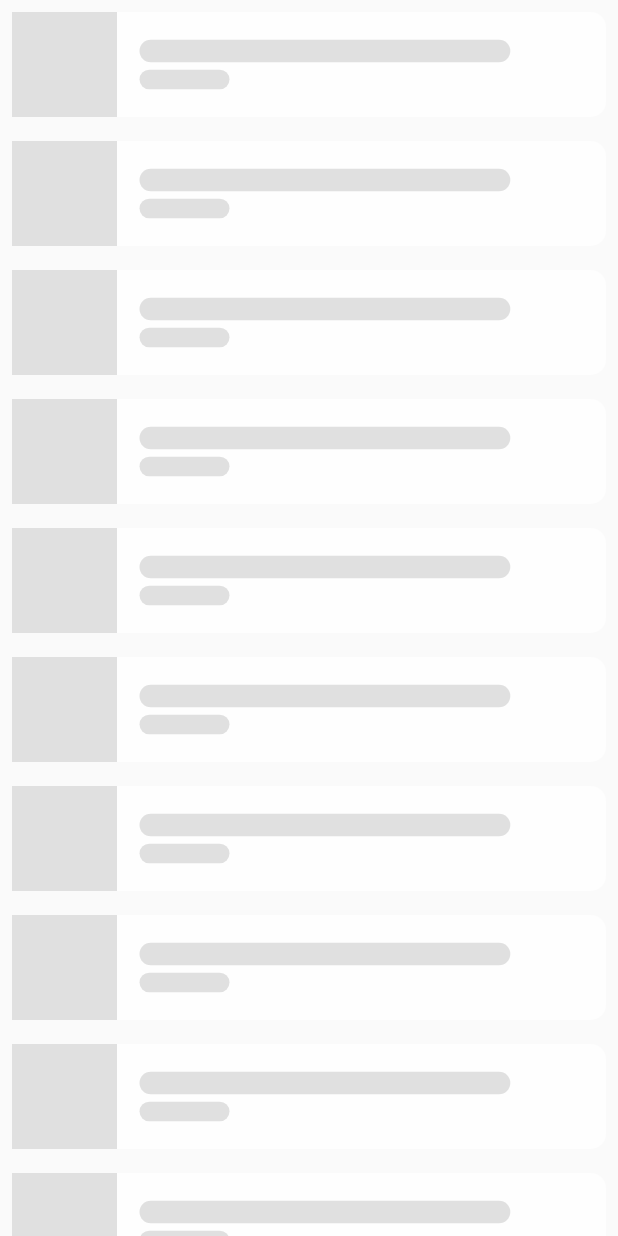
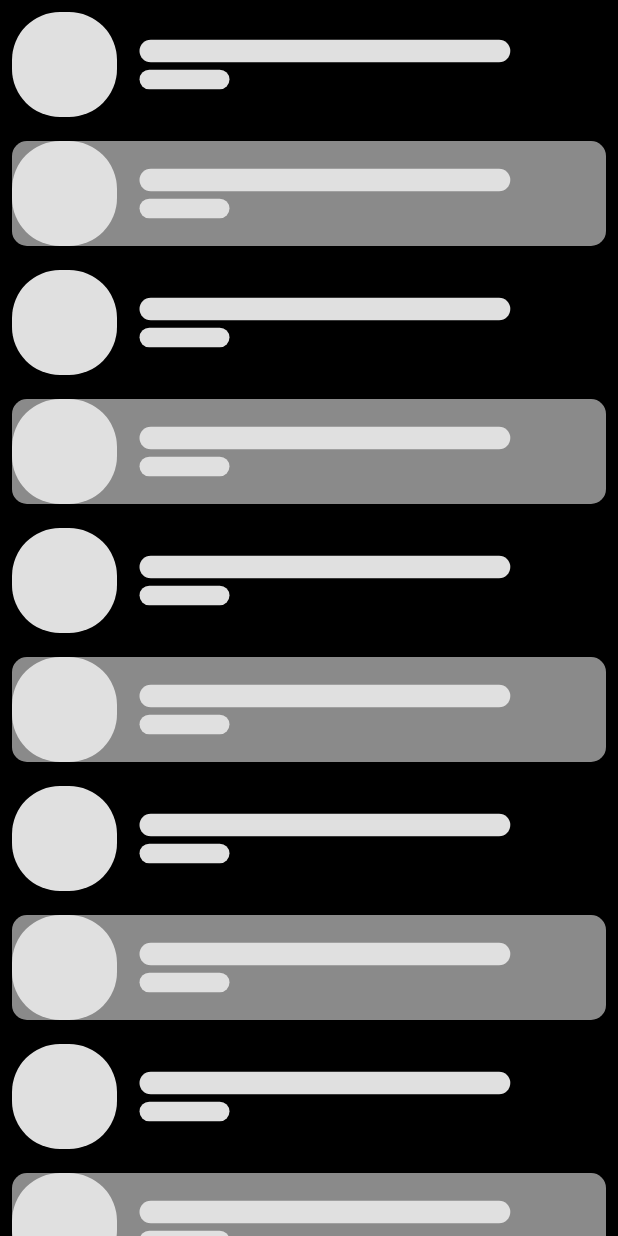
Before and after one commit to 101Loop/Skeleton-Text, a Flutter app: the screen it shows after launch, on a phone screen of 412 x 824 dp. Run offline on Flutter 3.47's test engine with Material 2 defaults, Android fonts, the phone set to English and light mode, and no system bars.

Commit message:
fix: borderRadius

```diff
--- a/example/lib/main.dart
+++ b/example/lib/main.dart
@@ -14,6 +14,7 @@ class MyApp extends StatelessWidget {
       ),
       debugShowCheckedModeBanner: false,
       home: Scaffold(
+        backgroundColor: Colors.black,
         body: ListView.builder(
             scrollDirection: Axis.vertical,
             physics: BouncingScrollPhysics(),
@@ -24,7 +25,7 @@ class MyApp extends StatelessWidget {
                 child: Container(
                   decoration: BoxDecoration(
                       borderRadius: BorderRadius.all(Radius.circular(10.0)),
-                      color: Colors.white70),
+                      color: index % 2 == 0 ? Colors.black : Colors.white54),
                   child: Container(
                     child: Row(
                       crossAxisAlignment: CrossAxisAlignment.center,
@@ -32,12 +33,15 @@ class MyApp extends StatelessWidget {
                       mainAxisAlignment: MainAxisAlignment.start,
                       children: <Widget>[
                         SkeletonAnimation(
+                          shimmerColor:
+                              index % 2 != 0 ? Colors.grey : Colors.white54,
+                          borderRadius: BorderRadius.circular(32),
                           child: Container(
                             width: 70.0,
                             height: 70.0,
                             decoration: BoxDecoration(
-                              color: Colors.grey[300],
-                            ),
+                                color: Colors.grey[300],
+                                borderRadius: BorderRadius.circular(32)),
                           ),
                         ),
                         Column(
@@ -49,6 +53,10 @@ class MyApp extends StatelessWidget {
                               padding: const EdgeInsets.only(
                                   left: 15.0, bottom: 5.0),
                               child: SkeletonAnimation(
+                                borderRadius: BorderRadius.circular(10.0),
+                                shimmerColor: index % 2 != 0
+                                    ? Colors.grey
+                                    : Colors.white54,
                                 child: Container(
                                   height: 15,
                                   width:
@@ -64,6 +72,10 @@ class MyApp extends StatelessWidget {
                               child: Padding(
                                 padding: const EdgeInsets.only(right: 5.0),
                                 child: SkeletonAnimation(
+                                  borderRadius: BorderRadius.circular(10.0),
+                                  shimmerColor: index % 2 != 0
+                                      ? Colors.grey
+                                      : Colors.white54,
                                   child: Container(
                                     width: 60,
                                     height: 13,
--- a/example/pubspec.yaml
+++ b/example/pubspec.yaml
@@ -1,4 +1,5 @@
 name: example
+publish_to: none
 description: An example for Skeleton Text package in Flutter
 
 version: 1.0.0+1
@@ -10,6 +11,7 @@ dependencies:
   flutter:
     sdk: flutter
   skeleton_text:
+    path: ..
   cupertino_icons: ^0.1.2
 
 dev_dependencies:
--- a/lib/skeleton_text.dart
+++ b/lib/skeleton_text.dart
@@ -12,12 +12,14 @@ class SkeletonAnimation extends StatefulWidget {
   final Color shimmerColor;
   final Color gradientColor;
   final Curve curve;
+  final BorderRadiusGeometry borderRadius;
 
   SkeletonAnimation(
       {@required this.child,
       this.shimmerColor = Colors.white54,
       this.gradientColor = const Color.fromARGB(0, 244, 244, 244),
       this.curve = Curves.fastOutSlowIn,
+      this.borderRadius = const BorderRadius.all(Radius.circular(0)),
       Key key})
       : super(key: key);
 
@@ -53,10 +55,11 @@ class _SkeletonAnimationState extends State<SkeletonAnimation>
       children: <Widget>[
         widget.child,
         Positioned.fill(
-            child: ClipRect(
+            child: ClipRRect(
+          borderRadius: widget.borderRadius,
           child: AnimatedBuilder(
             animation: _controller,
-            builder: (context, child) {
+            builder: (BuildContext context, Widget child) {
               return FractionallySizedBox(
                 widthFactor: .2,
                 alignment: AlignmentGeometryTween(
@@ -67,12 +70,13 @@ class _SkeletonAnimationState extends State<SkeletonAnimation>
               );
             },
             child: DecoratedBox(
-                decoration: BoxDecoration(
-              gradient: LinearGradient(colors: [
-                widget.gradientColor,
-                widget.shimmerColor,
-              ]),
-            )),
+              decoration: BoxDecoration(
+                gradient: LinearGradient(colors: [
+                  widget.gradientColor,
+                  widget.shimmerColor,
+                ]),
+              ),
+            ),
           ),
         ))
       ],
```
Also changed, not shown: example/pubspec.lock (deleted), pubspec.lock (deleted), 1 other file.
